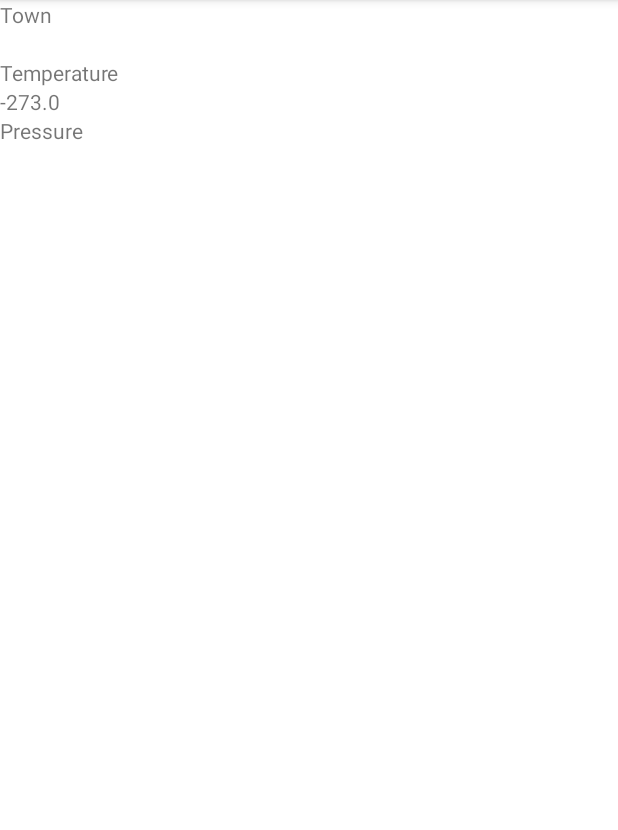
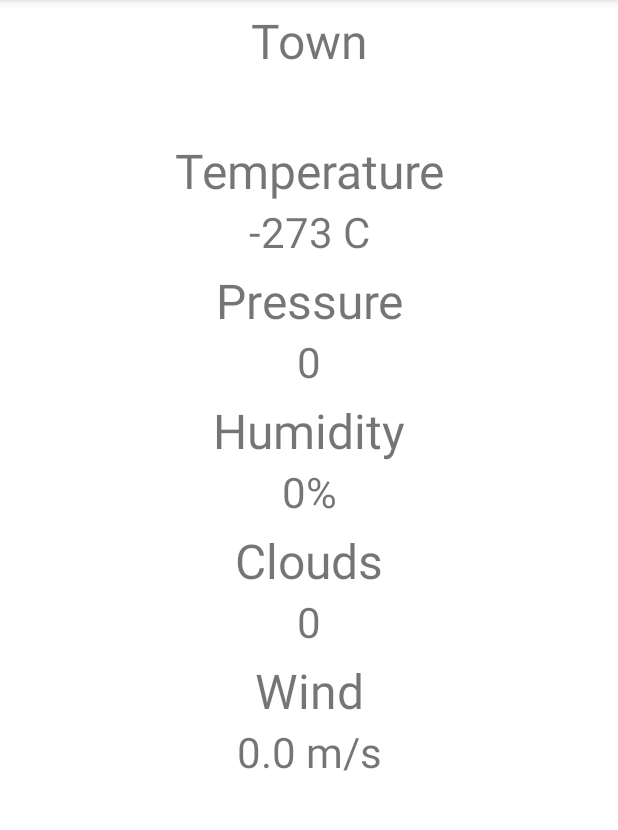
Before and after one commit to graphorismo/WheatherApp, an Android app: the screen it shows after launch (MainActivity), on a phone screen of 412 x 824 dp, the part 84-914 px from its top. Run offline under Robolectric (Android 15) with nearby library versions, the phone set to English and light mode, and no system bars; 1 statement that could not run was skipped.

Commit message:
v01 ready fix and wire up layout

```diff
--- a/app/src/main/java/ru/graphorismo/wheatherapp/ui/main/MainFragment.kt
+++ b/app/src/main/java/ru/graphorismo/wheatherapp/ui/main/MainFragment.kt
@@ -23,6 +23,10 @@ class MainFragment : Fragment() {
 
     lateinit var textView_field_town: TextView
     lateinit var textView_field_temperature: TextView
+    lateinit var textView_field_pressure: TextView
+    lateinit var textView_field_humidity: TextView
+    lateinit var textView_field_clouds: TextView
+    lateinit var textView_field_wind: TextView
 
     override fun onCreateView(
         inflater: LayoutInflater, container: ViewGroup?,
@@ -33,21 +37,33 @@ class MainFragment : Fragment() {
             view.findViewById<TextView>(R.id.mainFragment_textView_field_town)
         textView_field_temperature =
             view.findViewById<TextView>(R.id.mainFragment_textView_field_temperature)
+        textView_field_pressure =
+            view.findViewById<TextView>(R.id.mainFragment_textView_field_pressure)
+        textView_field_humidity =
+            view.findViewById<TextView>(R.id.mainFragment_textView_field_humidity)
+        textView_field_clouds =
+            view.findViewById<TextView>(R.id.mainFragment_textView_field_clouds)
+        textView_field_wind =
+            view.findViewById<TextView>(R.id.mainFragment_textView_field_wind)
         return view
     }
 
     override fun onViewCreated(view: View, savedInstanceState: Bundle?) {
         super.onViewCreated(view, savedInstanceState)
         viewLifecycleOwner.lifecycleScope.launch {
-            // repeatOnLifecycle launches the block in a new coroutine every time the
-            // lifecycle is in the STARTED state (or above) and cancels it when it's STOPPED.
             repeatOnLifecycle(Lifecycle.State.STARTED) {
-                // Trigger the flow and start listening for values.
-                // Note that this happens when lifecycle is STARTED and stops
-                // collecting when the lifecycle is STOPPED
                 activityViewModel.weatherState.collect { weatherState ->
-                    textView_field_town.text = weatherState.name
-                    textView_field_temperature.text = (weatherState.main.temp-273).toString()
+                    textView_field_town.text =
+                        weatherState.name
+                    textView_field_temperature.text =
+                        (weatherState.main.temp.toInt()-273).toString()+" C"
+                    textView_field_pressure.text=
+                        weatherState.main.pressure.toString()
+                    textView_field_humidity.text =
+                        weatherState.main.humidity.toString()+"%"
+                    textView_field_clouds.text=weatherState.clouds.all.toString()
+                    textView_field_wind.text =
+                        weatherState.wind.speed.toString()+" m/s"
                 }
             }
         }
--- a/app/src/main/res/layout/fragment_main.xml
+++ b/app/src/main/res/layout/fragment_main.xml
@@ -9,7 +9,7 @@
     tools:ignore="SpeakableTextPresentCheck">
 
     <LinearLayout
-        android:layout_width="wrap_content"
+        android:layout_width="match_parent"
         android:layout_height="wrap_content"
         android:orientation="vertical">
 
@@ -17,31 +17,103 @@
             android:id="@+id/mainFragment_textView_header_town"
             android:layout_width="match_parent"
             android:layout_height="wrap_content"
+            android:textSize="32dp"
+            android:textAlignment="center"
+            android:paddingTop="5dp"
             android:text="Town" />
 
         <TextView
             android:id="@+id/mainFragment_textView_field_town"
             android:layout_width="match_parent"
             android:layout_height="wrap_content"
+            android:textSize="28dp"
+            android:textAlignment="center"
             android:text="TextView" />
 
         <TextView
             android:id="@+id/mainFragment_textView_header_temperature"
             android:layout_width="match_parent"
             android:layout_height="wrap_content"
+            android:textSize="32dp"
+            android:textAlignment="center"
+            android:paddingTop="5dp"
             android:text="Temperature" />
 
         <TextView
             android:id="@+id/mainFragment_textView_field_temperature"
             android:layout_width="match_parent"
             android:layout_height="wrap_content"
+            android:textSize="28dp"
+            android:textAlignment="center"
             android:text="TextView" />
 
         <TextView
             android:id="@+id/mainFragment_textView_header_pressure"
             android:layout_width="match_parent"
             android:layout_height="wrap_content"
+            android:textSize="32dp"
+            android:textAlignment="center"
+            android:paddingTop="5dp"
             android:text="Pressure" />
+
+        <TextView
+            android:id="@+id/mainFragment_textView_field_pressure"
+            android:layout_width="match_parent"
+            android:layout_height="wrap_content"
+            android:textSize="28dp"
+            android:textAlignment="center"
+            android:text="TextView" />
+
+        <TextView
+            android:id="@+id/mainFragment_textView_header_humidity"
+            android:layout_width="match_parent"
+            android:layout_height="wrap_content"
+            android:textSize="32dp"
+            android:textAlignment="center"
+            android:paddingTop="5dp"
+            android:text="Humidity" />
+
+        <TextView
+            android:id="@+id/mainFragment_textView_field_humidity"
+            android:layout_width="match_parent"
+            android:layout_height="wrap_content"
+            android:textSize="28dp"
+            android:textAlignment="center"
+            android:text="TextView" />
+
+        <TextView
+            android:id="@+id/mainFragment_textView_header_clouds"
+            android:layout_width="match_parent"
+            android:layout_height="wrap_content"
+            android:textSize="32dp"
+            android:textAlignment="center"
+            android:paddingTop="5dp"
+            android:text="Clouds" />
+
+        <TextView
+            android:id="@+id/mainFragment_textView_field_clouds"
+            android:layout_width="match_parent"
+            android:layout_height="wrap_content"
+            android:textSize="28dp"
+            android:textAlignment="center"
+            android:text="TextView" />
+
+        <TextView
+            android:id="@+id/mainFragment_textView_header_wind"
+            android:layout_width="match_parent"
+            android:layout_height="wrap_content"
+            android:textSize="32dp"
+            android:textAlignment="center"
+            android:paddingTop="5dp"
+            android:text="Wind" />
+
+        <TextView
+            android:id="@+id/mainFragment_textView_field_wind"
+            android:layout_width="match_parent"
+            android:layout_height="wrap_content"
+            android:textSize="28dp"
+            android:textAlignment="center"
+            android:text="TextView" />
     </LinearLayout>
 
 </ScrollView>
```
